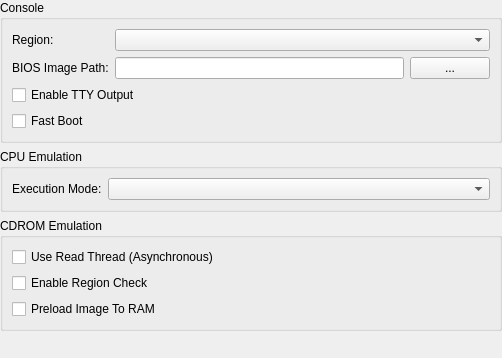
First picture: the form in src/duckstation-qt/consolesettingswidget.ui, repository kofxi3584karlayang/duckstation, before the edit.
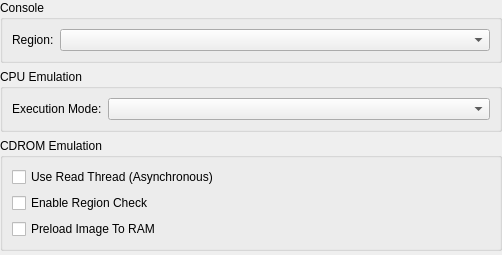
Second picture: the form after the edit.

Commit message: BIOS: Automatically detect images, improve selection UI

The edit to the form file:
```diff
--- a/src/duckstation-qt/consolesettingswidget.ui
+++ b/src/duckstation-qt/consolesettingswidget.ui
@@ -7,7 +7,7 @@
     <x>0</x>
     <y>0</y>
     <width>502</width>
-    <height>358</height>
+    <height>255</height>
    </rect>
   </property>
   <property name="windowTitle">
@@ -42,41 +42,6 @@
       <item row="0" column="1">
        <widget class="QComboBox" name="region"/>
       </item>
-      <item row="1" column="0">
-       <widget class="QLabel" name="label_2">
-        <property name="text">
-         <string>BIOS Image Path:</string>
-        </property>
-       </widget>
-      </item>
-      <item row="3" column="0" colspan="2">
-       <widget class="QCheckBox" name="fastBoot">
-        <property name="text">
-         <string>Fast Boot</string>
-        </property>
-       </widget>
-      </item>
-      <item row="2" column="0" colspan="2">
-       <widget class="QCheckBox" name="enableTTYOutput">
-        <property name="text">
-         <string>Enable TTY Output</string>
-        </property>
-       </widget>
-      </item>
-      <item row="1" column="1">
-       <layout class="QHBoxLayout" name="horizontalLayout">
-        <item>
-         <widget class="QLineEdit" name="biosPath"/>
-        </item>
-        <item>
-         <widget class="QPushButton" name="biosPathBrowse">
-          <property name="text">
-           <string>...</string>
-          </property>
-         </widget>
-        </item>
-       </layout>
-      </item>
      </layout>
     </widget>
    </item>
```
Left out of the diff: 2 changed lines with no effect on the pictures. The commit also changes 22 other files.
